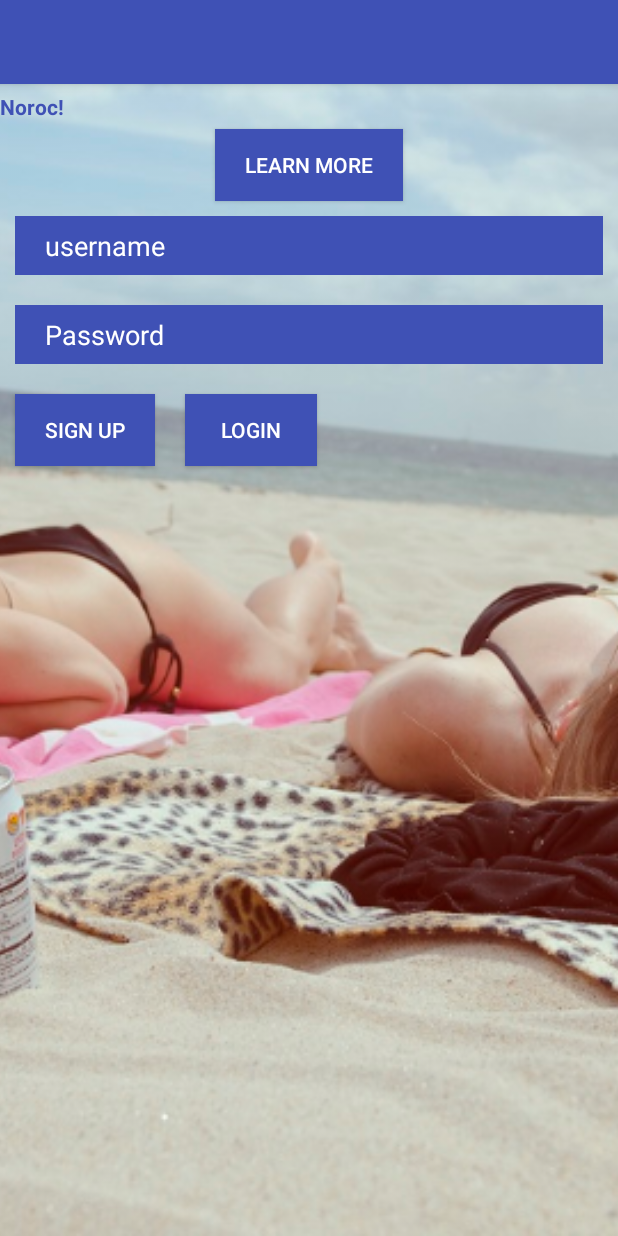
After one commit to unused/bierfit, an Android app: the layout home_fragment.xml on its own in the app's theme, with its tools: preview values and no code run, on a phone screen of 412 x 824 dp. The commit adds this screen. Run offline under Robolectric (Android 15) with nearby library versions, the phone set to English and light mode, and no system bars.

Commit message:
login panels

```diff
--- /dev/null
+++ b/android/myBierFit/app/src/main/res/layout/home_fragment.xml
@@ -0,0 +1,177 @@
+<?xml version="1.0" encoding="utf-8"?>
+<android.support.v4.widget.DrawerLayout xmlns:android="http://schemas.android.com/apk/res/android"
+    xmlns:tools="http://schemas.android.com/tools"
+    xmlns:app="http://schemas.android.com/apk/res-auto"
+    android:id="@+id/drawer"
+    android:layout_width="match_parent"
+    android:layout_height="match_parent"
+    android:fitsSystemWindows="true"
+    tools:context=".MainActivity">
+
+    <ImageView
+        android:layout_width="match_parent"
+        android:layout_height="match_parent"
+        android:layout_centerInParent="true"
+        android:scaleType="centerCrop"
+        android:src="@drawable/background_720p"
+        android:alpha="127"/>
+
+    <ScrollView
+        android:layout_width="match_parent"
+        android:layout_height="match_parent">
+
+
+
+
+        <FrameLayout
+            android:id="@+id/fragment_main"
+            android:layout_width="match_parent"
+            android:layout_height="match_parent">
+
+
+
+            <RelativeLayout
+                android:layout_width="match_parent"
+                android:layout_height="match_parent"
+                android:orientation="vertical">
+
+
+
+                <include
+                    android:id="@+id/tool_bar"
+                    layout="@layout/tool_bar" />
+
+                <TextView
+                    android:id="@+id/description"
+                    android:layout_below="@+id/tool_bar"
+                    android:layout_width="wrap_content"
+                    android:layout_height="wrap_content"
+                    android:layout_marginTop="@dimen/TextDimTop"
+                    android:text="@string/description"
+                    android:textColor="@color/colorPrimary"
+                    android:textStyle="bold"/>
+
+                <Button
+                    android:id="@+id/button_learnmore"
+                    android:layout_height="wrap_content"
+                    android:layout_width="wrap_content"
+                    android:text="@string/lernmore"
+                    android:onClick="learnMore"
+                    android:layout_below="@+id/description"
+                    android:background="@color/colorPrimary"
+                    android:textColor="@color/textcolor"
+                    android:layout_marginTop="@dimen/TextDimTop"
+                    android:paddingLeft="20dp"
+                    android:paddingRight="20dp"
+                    android:layout_centerInParent="true"/>
+
+                <FrameLayout android:id="@+id/frame_reg_layout"
+                    android:layout_width="match_parent"
+                    android:layout_height="match_parent"
+                    android:layout_below="@+id/button_learnmore">
+
+                    <LinearLayout
+                        android:id="@+id/input_layout"
+                        android:layout_width="match_parent"
+                        android:layout_height="match_parent"
+                        android:orientation="vertical"
+                        android:layout_gravity="top">
+
+                        <EditText
+                            android:id="@+id/login"
+                            android:hint="@string/username_hint"
+                            android:layout_width="match_parent"
+                            android:layout_height="match_parent"
+                            android:paddingLeft="20dp"
+                            android:paddingRight="20dp"
+                            android:paddingTop="7dp"
+                            android:paddingBottom="7dp"
+                            android:layout_gravity="top"
+                            android:textColor="@color/textcolor"
+                            android:textColorHint="@color/textcolor"
+                            android:background="@color/colorPrimary"
+                            android:layout_margin="10dp"/>
+
+                        <EditText
+                            android:id="@+id/password"
+                            android:hint="@string/password_hint"
+                            android:layout_width="match_parent"
+                            android:layout_height="match_parent"
+                            android:paddingLeft="20dp"
+                            android:paddingRight="20dp"
+                            android:paddingTop="7dp"
+                            android:paddingBottom="7dp"
+                            android:layout_gravity="bottom"
+                            android:textColor="@color/textcolor"
+                            android:textColorHint="@color/textcolor"
+                            android:background="@color/colorPrimary"
+                            android:layout_margin="10dp"/>
+
+                        <LinearLayout
+                            android:id="@+id/button_layout"
+                            android:layout_width="wrap_content"
+                            android:layout_height="wrap_content"
+                            android:orientation="horizontal"
+                            android:layout_gravity="bottom">
+
+                            <Button
+                                android:id="@+id/button_signup"
+                                android:layout_height="match_parent"
+                                android:layout_width="match_parent"
+                                android:text="@string/signup"
+                                android:onClick="signup"
+                                android:background="@color/colorPrimary"
+                                android:textColor="@color/textcolor"
+                                android:layout_marginTop="@dimen/TextDimTop"
+                                android:paddingLeft="20dp"
+                                android:paddingRight="20dp"
+                                android:layout_gravity="bottom|left"
+                                android:layout_margin="10dp"/>
+
+                            <Button
+                                android:id="@+id/button_login"
+                                android:layout_height="match_parent"
+                                android:layout_width="match_parent"
+                                android:text="@string/login"
+                                android:onClick="login"
+                                android:background="@color/colorPrimary"
+                                android:textColor="@color/textcolor"
+                                android:layout_marginTop="@dimen/TextDimTop"
+                                android:paddingLeft="20dp"
+                                android:paddingRight="20dp"
+                                android:layout_gravity="bottom|right"
+                                android:layout_margin="10dp"/>
+
+                        </LinearLayout>
+
+                    </LinearLayout>
+
+
+
+
+                </FrameLayout>
+
+
+                <FrameLayout
+                    android:id="@+id/frame"
+                    android:layout_width="match_parent"
+                    android:layout_height="match_parent">
+                </FrameLayout>
+
+            </RelativeLayout>
+
+
+        </FrameLayout>
+
+    </ScrollView>
+
+
+    <android.support.design.widget.NavigationView
+        android:id="@+id/navigation_view"
+        android:layout_height="match_parent"
+        android:layout_width="wrap_content"
+        android:layout_gravity="start"
+        app:headerLayout="@layout/header"
+        app:menu="@menu/drawer_view"
+        />
+</android.support.v4.widget.DrawerLayout>
--- a/android/myBierFit/app/src/main/res/menu/drawer_view.xml
+++ b/android/myBierFit/app/src/main/res/menu/drawer_view.xml
@@ -3,37 +3,46 @@
 
     <group android:checkableBehavior="single">
         <item
-            android:id="@+id/nav_profile"
-            android:icon="@drawable/ic_user"
-            android:title="Profile"
-            android:checked="false" />
-            <!--Note that you can set one of these elements to be default selected by using-->
+            android:id="@+id/nav_home"
+            android:icon="@drawable/ic_home"
+            android:title="Home"
+            android:checked="true"/>
+
         <item
             android:id="@+id/nav_dashboard"
             android:icon="@drawable/ic_dashboard"
             android:title="Dashboard"
             android:checked="false" />
+
+
         <item
-            android:id="@+id/nav_settings"
-            android:icon="@drawable/ic_settings"
-            android:title="Settings"
+            android:id="@+id/nav_profile"
+            android:icon="@drawable/ic_user"
+            android:title="Profile"
             android:checked="false" />
 
-        <item android:title="Source">
+        <item
+            android:id="@+id/nav_logout"
+            android:icon="@drawable/ic_logout"
+            android:title="Logout"
+            android:checked="false" />
+
+        <item android:title="Settings">
             <menu>
-                <group android:checkableBehavior="single">
-                    <item
-                        android:icon="@drawable/ic_home"
-                        android:title="Home" />
-                    <item
-                        android:icon="@drawable/ic_back"
-                        android:title="Back" />
-                    <item
-                        android:icon="@drawable/ic_github"
-                        android:title="Visit us on GitHub" />
-                </group>
+                <item
+                    android:id="@+id/nav_settings"
+                    android:icon="@drawable/ic_settings"
+                    android:title="Settings"
+                    android:checked="false" />
+
+                <item
+                    android:icon="@drawable/ic_github"
+                    android:title="Visit us on GitHub" />
+
+                <item
+                    android:icon="@drawable/ic_back"
+                    android:title="Back" />
             </menu>
         </item>
-
     </group>
 </menu>
--- a/android/myBierFit/app/src/main/res/values/colors.xml
+++ b/android/myBierFit/app/src/main/res/values/colors.xml
@@ -4,4 +4,5 @@
     <color name="colorPrimaryDark">#303F9F</color>
     <color name="colorAccent">#FF4081</color>
     <color name="black">#000000</color>
+    <color name="textcolor">#FFF</color>
 </resources>
```
Also changed, not shown: android/myBierFit/app/src/main/java/bierfit/mybierfit/HomeFragment.java (added, +44 -0 lines), android/myBierFit/app/src/main/java/bierfit/mybierfit/MainActivity.java (+27 -50 lines), android/myBierFit/app/src/main/res/layout/activity_main.xml (+91 -15 lines), android/myBierFit/app/src/main/res/layout/header.xml (+0 -33 lines), android/myBierFit/app/src/main/res/drawable-hdpi/ic_logout.png (added), android/myBierFit/app/src/main/res/drawable-mdpi/ic_logout.png (added), android/myBierFit/app/src/main/res/drawable-xhdpi/ic_logout.png (added), android/myBierFit/app/src/main/res/drawable-xxhdpi/ic_logout.png (added).
